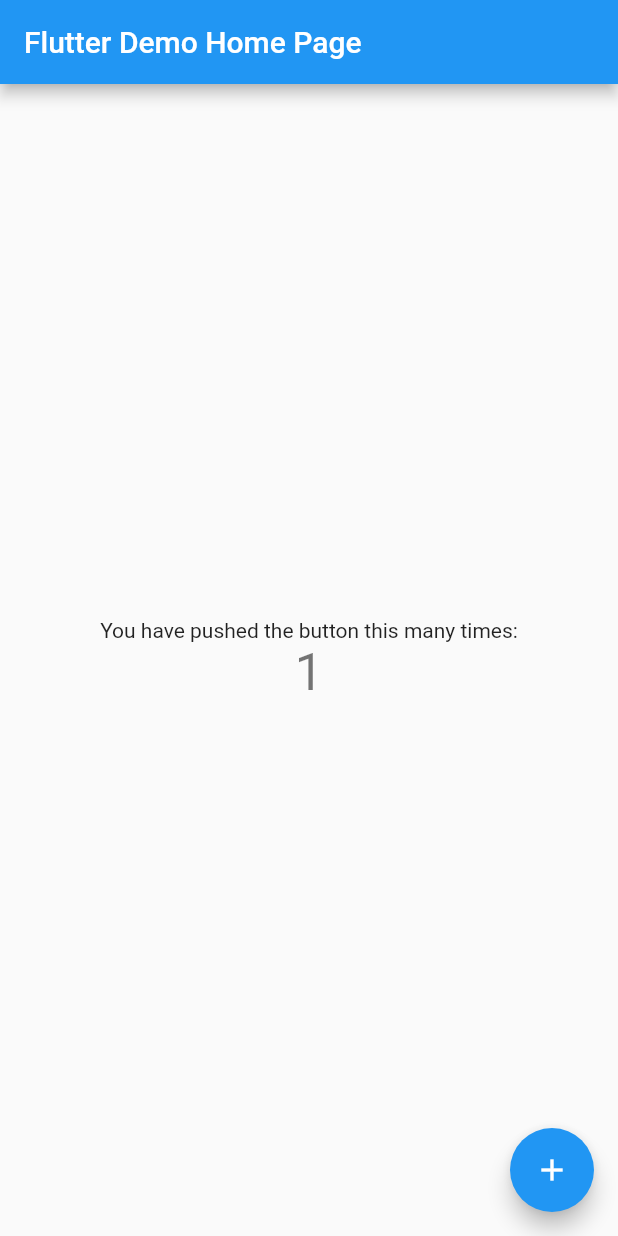
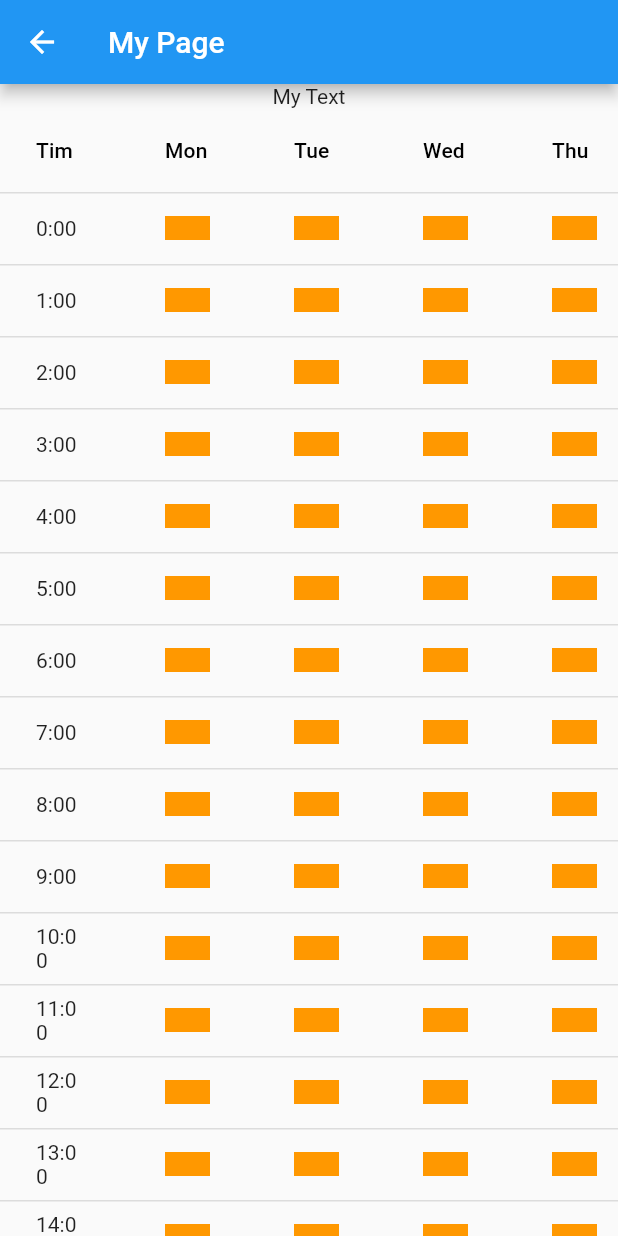
Before and after one commit to AethanFoot-University/StressApp, a Flutter app: the screen it shows after launch, after a tap on the "add" icon, on a phone screen of 412 x 824 dp. Run offline on Flutter 3.47's test engine with Material 2 defaults, Android fonts, the light colour scheme and no system bars.

Commit message:
rough mock up

```diff
--- /dev/null
+++ b/stress_app/lib/StressLevelOverview.dart
@@ -0,0 +1,87 @@
+import 'package:flutter/material.dart';
+import 'dart:math';
+class StressLevelOverview extends StatelessWidget {
+  StressLevelOverview({Key key, this.title}) : super(key: key);
+
+  static List<String> DATA_COLUMNS = ["Time", "Monday", "Tuesday",
+  "Wednesday", "Thursday", "Friday", "Saturday", "Sunday"];
+
+  static List<MaterialColor> COLOR_SCALE = [Colors.red, Colors.orange,
+  Colors.green];
+
+  List<DataColumn> getColumns(){
+    List<DataColumn> cols = new List<DataColumn>();
+
+    for(String col in DATA_COLUMNS){
+      cols.add(DataColumn(
+          label: Text(col.substring(0,3)),
+      ));
+  }
+    return cols;
+  }
+
+  DataRow generateRow(int len, String time){
+    List<DataCell> cells = new List<DataCell>();
+    cells.add(DataCell(
+        Container(
+            width: 30,
+            child: Text(time)))
+
+    );
+
+    for(int i =0; i<len-1; i++) {
+      var stressColor = COLOR_SCALE[new Random().nextInt(COLOR_SCALE.length)];
+
+    cells.add(DataCell(
+          Container(
+              width: 30, //SET width
+              decoration: new BoxDecoration(color: stressColor),
+              child: Text("")))
+
+          );
+    }
+    return DataRow(cells: cells);
+  }
+
+  Widget generateDataTable() {
+    List<DataRow> rows = new List<DataRow>();
+
+    for(int h =0; h< 24; h++){
+      rows.add(generateRow(DATA_COLUMNS.length, "$h:00"));
+    }
+
+    return DataTable(columns: getColumns(), rows: rows);
+  }
+
+  Widget generateStressTable() => LayoutBuilder(
+    builder: (context, constraints) => SingleChildScrollView(
+      child: Column(
+        children: [
+          const Text('My Text'),
+          Container(
+            alignment: Alignment.topLeft,
+            child: SingleChildScrollView(
+              scrollDirection: Axis.horizontal,
+              child: ConstrainedBox(
+                constraints: BoxConstraints(minWidth: constraints.minWidth),
+                child: generateDataTable(),
+              ),
+            ),
+          ),
+        ],
+      ),
+    ),
+  );
+
+  final String title;
+  @override
+  Widget build(BuildContext context) {
+    // TODO: implement build
+    return Scaffold(
+      appBar: AppBar(title: Text('My Page')),
+
+      body: generateStressTable(),
+    );
+
+  }
+}
--- a/stress_app/lib/main.dart
+++ b/stress_app/lib/main.dart
@@ -1,4 +1,5 @@
 import 'package:flutter/material.dart';
+import 'StressLevelOverview.dart';
 
 void main() => runApp(MyApp());
 
@@ -47,14 +48,9 @@
   int _counter = 0;
 
   void _incrementCounter() {
-    setState(() {
-      // This call to setState tells the Flutter framework that something has
-      // changed in this State, which causes it to rerun the build method below
-      // so that the display can reflect the updated values. If we changed
-      // _counter without calling setState(), then the build method would not be
-      // called again, and so nothing would appear to happen.
-      _counter++;
-    });
+    Navigator.push(context, MaterialPageRoute(
+      builder: (context) => StressLevelOverview()
+    ));
   }
 
   @override
--- a/stress_app/pubspec.yaml
+++ b/stress_app/pubspec.yaml
@@ -14,7 +14,7 @@
 version: 1.0.0+1
 
 environment:
-  sdk: ">=2.1.0 <3.0.0"
+  sdk: ">=2.2.2 <3.0.0"
 
 dependencies:
   flutter:
```
Also changed, not shown: 2 other files.
